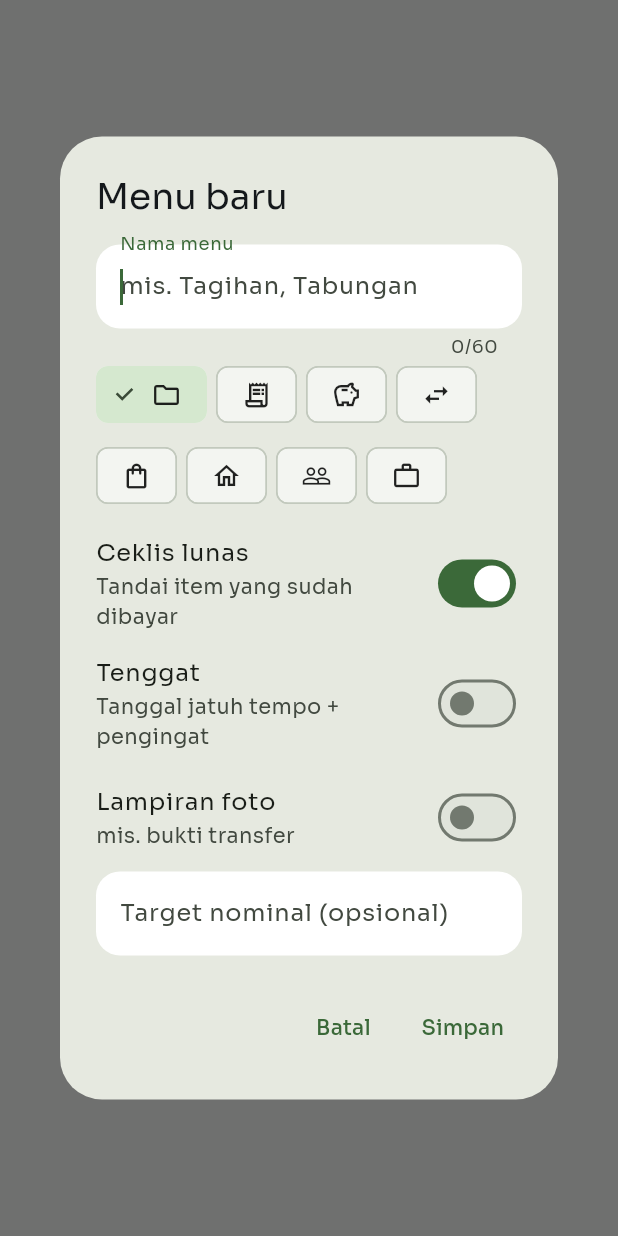
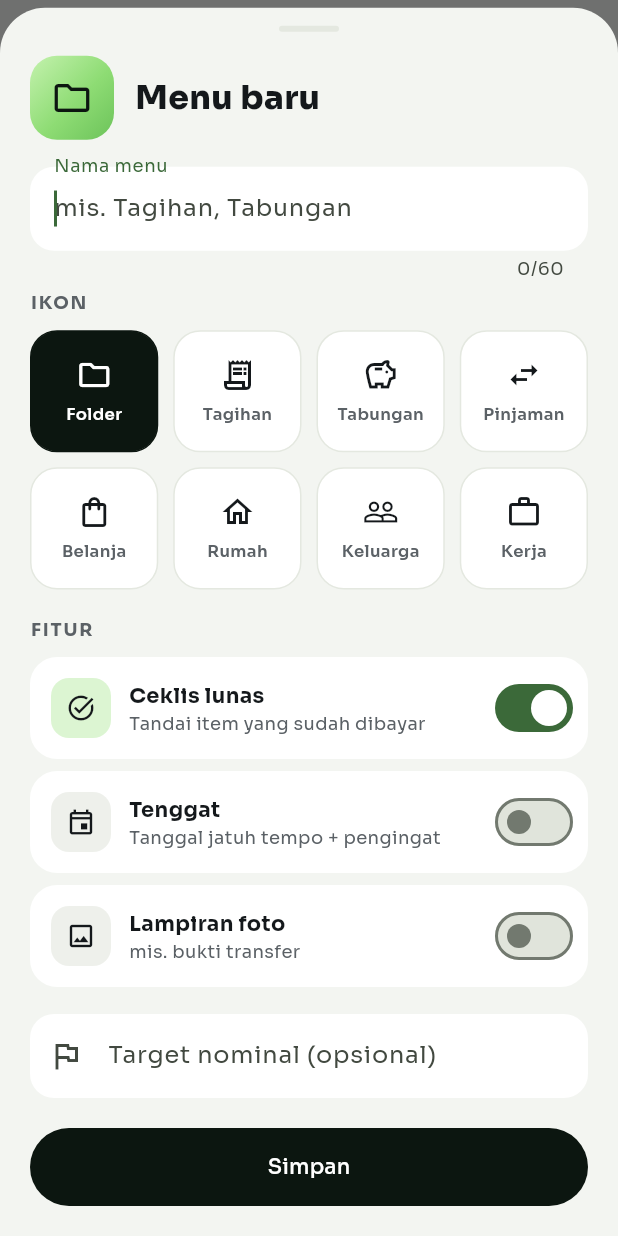
Before and after one commit to danielaugustian67/rupi, a Flutter app: what formMenu() shows on an empty page, opened directly, on a phone screen of 412 x 824 dp. Run offline on Flutter 3.47's test engine with Material 3 defaults, Android fonts, the phone set to English and light mode, and no system bars; our stand-ins replace flutter_local_notifications, flutter_timezone, google_fonts, image_picker, share_plus, shared_preferences and 3 more; missing offline and left inert: google_mlkit_text_recognition; accounts and stored records are empty; network calls fail.

Commit message:
Form menu: bottom sheet dengan pratinjau, grid ikon, kartu opsi
Co-Authored-By: Claude Opus 5.5 <noreply@anthropic.com>

```diff
--- a/lib/menu.dart
+++ b/lib/menu.dart
@@ -301,16 +301,64 @@ Future<Row_?> formMenu(BuildContext context, [Row_? m]) async {
   var tenggat = m?['pakai_tenggat'] == true;
   var lunas = m?['pakai_lunas'] ?? true;
   var foto = m?['pakai_foto'] == true;
-  final ok = await showDialog<bool>(
+  final ok = await showModalBottomSheet<bool>(
     context: context,
+    isScrollControlled: true,
+    backgroundColor: C.bg,
+    shape: const RoundedRectangleBorder(
+      borderRadius: BorderRadius.vertical(top: Radius.circular(30)),
+    ),
     builder: (c) => StatefulBuilder(
-      builder: (c, set) => AlertDialog(
-        title: Text(m == null ? 'Menu baru' : 'Ubah menu'),
-        content: SingleChildScrollView(
+      builder: (c, set) => Padding(
+        padding: EdgeInsets.fromLTRB(
+          20,
+          12,
+          20,
+          MediaQuery.viewInsetsOf(c).bottom + 20,
+        ),
+        child: SingleChildScrollView(
           child: Column(
             mainAxisSize: MainAxisSize.min,
             crossAxisAlignment: CrossAxisAlignment.start,
             children: [
+              Center(
+                child: Container(
+                  width: 40,
+                  height: 4,
+                  decoration: BoxDecoration(
+                    color: C.line,
+                    borderRadius: BorderRadius.circular(2),
+                  ),
+                ),
+              ),
+              const SizedBox(height: 16),
+              // Pratinjau langsung: ikon + nama seperti di daftar menu.
+              Row(
+                children: [
+                  AnimatedContainer(
+                    duration: const Duration(milliseconds: 200),
+                    width: 56,
+                    height: 56,
+                    decoration: BoxDecoration(
+                      gradient: limeCard,
+                      borderRadius: BorderRadius.circular(18),
+                    ),
+                    child: Icon(ikonMenu[ikon], color: C.dark, size: 28),
+                  ),
+                  const SizedBox(width: 14),
+                  Expanded(
+                    child: Text(
+                      m == null ? 'Menu baru' : 'Ubah menu',
+                      style: TextStyle(
+                        fontSize: 22,
+                        fontWeight: FontWeight.w800,
+                        color: C.text,
+                      ),
+                    ),
+                  ),
+                ],
+              ),
+              const SizedBox(height: 18),
               TextField(
                 controller: nama,
                 autofocus: m == null,
@@ -321,64 +369,68 @@ Future<Row_?> formMenu(BuildContext context, [Row_? m]) async {
                   hintText: 'mis. Tagihan, Tabungan',
                 ),
               ),
-              Wrap(
-                spacing: 6,
-                runSpacing: 6,
+              const SizedBox(height: 6),
+              _Judul('Ikon'),
+              GridView.count(
+                crossAxisCount: 4,
+                shrinkWrap: true,
+                physics: const NeverScrollableScrollPhysics(),
+                mainAxisSpacing: 10,
+                crossAxisSpacing: 10,
+                childAspectRatio: 1.05,
                 children: [
                   for (final e in ikonMenu.entries)
-                    ChoiceChip(
-                      label: Icon(e.value, size: 20),
-                      tooltip: e.key,
-                      selected: ikon == e.key,
-                      onSelected: (_) => set(() => ikon = e.key),
+                    _IkonTile(
+                      ikon: e.value,
+                      label: e.key,
+                      pilih: ikon == e.key,
+                      onTap: () => set(() => ikon = e.key),
                     ),
                 ],
               ),
-              const SizedBox(height: 8),
-              SwitchListTile(
-                contentPadding: EdgeInsets.zero,
-                value: lunas,
-                onChanged: (v) => set(() => lunas = v),
-                title: const Text('Ceklis lunas'),
-                subtitle: const Text('Tandai item yang sudah dibayar'),
+              const SizedBox(height: 18),
+              _Judul('Fitur'),
+              _Opsi(
+                ikon: Icons.task_alt,
+                judul: 'Ceklis lunas',
+                sub: 'Tandai item yang sudah dibayar',
+                on: lunas,
+                onTap: () => set(() => lunas = !lunas),
               ),
-              SwitchListTile(
-                contentPadding: EdgeInsets.zero,
-                value: tenggat,
-                onChanged: (v) => set(() => tenggat = v),
-                title: const Text('Tenggat'),
-                subtitle: const Text('Tanggal jatuh tempo + pengingat'),
+              _Opsi(
+                ikon: Icons.event_outlined,
+                judul: 'Tenggat',
+                sub: 'Tanggal jatuh tempo + pengingat',
+                on: tenggat,
+                onTap: () => set(() => tenggat = !tenggat),
               ),
-              SwitchListTile(
-                contentPadding: EdgeInsets.zero,
-                value: foto,
-                onChanged: (v) => set(() => foto = v),
-                title: const Text('Lampiran foto'),
-                subtitle: const Text('mis. bukti transfer'),
+              _Opsi(
+                ikon: Icons.image_outlined,
+                judul: 'Lampiran foto',
+                sub: 'mis. bukti transfer',
+                on: foto,
+                onTap: () => set(() => foto = !foto),
               ),
+              const SizedBox(height: 10),
               TextField(
                 controller: target,
                 keyboardType: TextInputType.number,
                 decoration: const InputDecoration(
                   labelText: 'Target nominal (opsional)',
                   hintText: 'mis. 5jt, untuk tabungan',
+                  prefixIcon: Icon(Icons.flag_outlined),
                 ),
+              ),
+              const SizedBox(height: 20),
+              FilledButton(
+                onPressed: () {
+                  if (nama.text.trim().isNotEmpty) Navigator.pop(c, true);
+                },
+                child: const Text('Simpan'),
               ),
             ],
           ),
         ),
-        actions: [
-          TextButton(
-            onPressed: () => Navigator.pop(c, false),
-            child: const Text('Batal'),
-          ),
-          TextButton(
-            onPressed: () {
-              if (nama.text.trim().isNotEmpty) Navigator.pop(c, true);
-            },
-            child: const Text('Simpan'),
-          ),
-        ],
       ),
     ),
   );
@@ -409,6 +461,128 @@ Future<Row_?> formMenu(BuildContext context, [Row_? m]) async {
     if (context.mounted) _toast(context, 'Gagal simpan: ${_pesan(e)}');
     return null;
   }
+}
+
+class _Judul extends StatelessWidget {
+  final String t;
+  const _Judul(this.t);
+  @override
+  Widget build(BuildContext context) => Padding(
+    padding: const EdgeInsets.only(bottom: 10),
+    child: Text(
+      t.toUpperCase(),
+      style: TextStyle(
+        fontSize: 12,
+        letterSpacing: 1.2,
+        fontWeight: FontWeight.w700,
+        color: C.muted,
+      ),
+    ),
+  );
+}
+
+class _IkonTile extends StatelessWidget {
+  final IconData ikon;
+  final String label;
+  final bool pilih;
+  final VoidCallback onTap;
+  const _IkonTile({
+    required this.ikon,
+    required this.label,
+    required this.pilih,
+    required this.onTap,
+  });
+  @override
+  Widget build(BuildContext context) => Semantics(
+    button: true,
+    selected: pilih,
+    label: 'Ikon $label',
+    child: GestureDetector(
+      onTap: onTap,
+      child: AnimatedContainer(
+        duration: const Duration(milliseconds: 180),
+        decoration: BoxDecoration(
+          color: pilih ? C.btn : C.card,
+          borderRadius: BorderRadius.circular(18),
+          border: Border.all(color: pilih ? C.btn : C.line),
+        ),
+        child: Column(
+          mainAxisAlignment: MainAxisAlignment.center,
+          children: [
+            Icon(ikon, size: 24, color: pilih ? C.onBtn : C.text),
+            const SizedBox(height: 6),
+            Text(
+              label[0].toUpperCase() + label.substring(1),
+              style: TextStyle(
+                fontSize: 11,
+                fontWeight: FontWeight.w600,
+                color: pilih ? C.onBtn : C.muted,
+              ),
+            ),
+          ],
+        ),
+      ),
+    ),
+  );
+}
+
+class _Opsi extends StatelessWidget {
+  final IconData ikon;
+  final String judul, sub;
+  final bool on;
+  final VoidCallback onTap;
+  const _Opsi({
+    required this.ikon,
+    required this.judul,
+    required this.sub,
+    required this.on,
+    required this.onTap,
+  });
+  @override
+  Widget build(BuildContext context) => Padding(
+    padding: const EdgeInsets.only(bottom: 8),
+    child: Material(
+      color: C.card,
+      borderRadius: BorderRadius.circular(18),
+      child: InkWell(
+        borderRadius: BorderRadius.circular(18),
+        onTap: onTap,
+        child: Padding(
+          padding: const EdgeInsets.fromLTRB(14, 10, 6, 10),
+          child: Row(
+            children: [
+              Container(
+                width: 40,
+                height: 40,
+                decoration: BoxDecoration(
+                  color: on ? C.lime.withValues(alpha: 0.35) : C.track,
+                  borderRadius: BorderRadius.circular(12),
+                ),
+                child: Icon(ikon, size: 20, color: C.text),
+              ),
+              const SizedBox(width: 12),
+              Expanded(
+                child: Column(
+                  crossAxisAlignment: CrossAxisAlignment.start,
+                  children: [
+                    Text(
+                      judul,
+                      style: TextStyle(
+                        fontWeight: FontWeight.w700,
+                        color: C.text,
+                      ),
+                    ),
+                    Text(sub, style: TextStyle(fontSize: 12, color: C.muted)),
+                  ],
+                ),
+              ),
+              Switch(value: on, onChanged: (_) => onTap()),
+            ],
+          ),
+        ),
+      ),
+    ),
+  );
 }
 
 // ───────────────────────── Isi satu menu ─────────────────────────
```
Also changed, not shown: docs/app/assets/fonts/MaterialIcons-Regular.otf, 2 other files.
